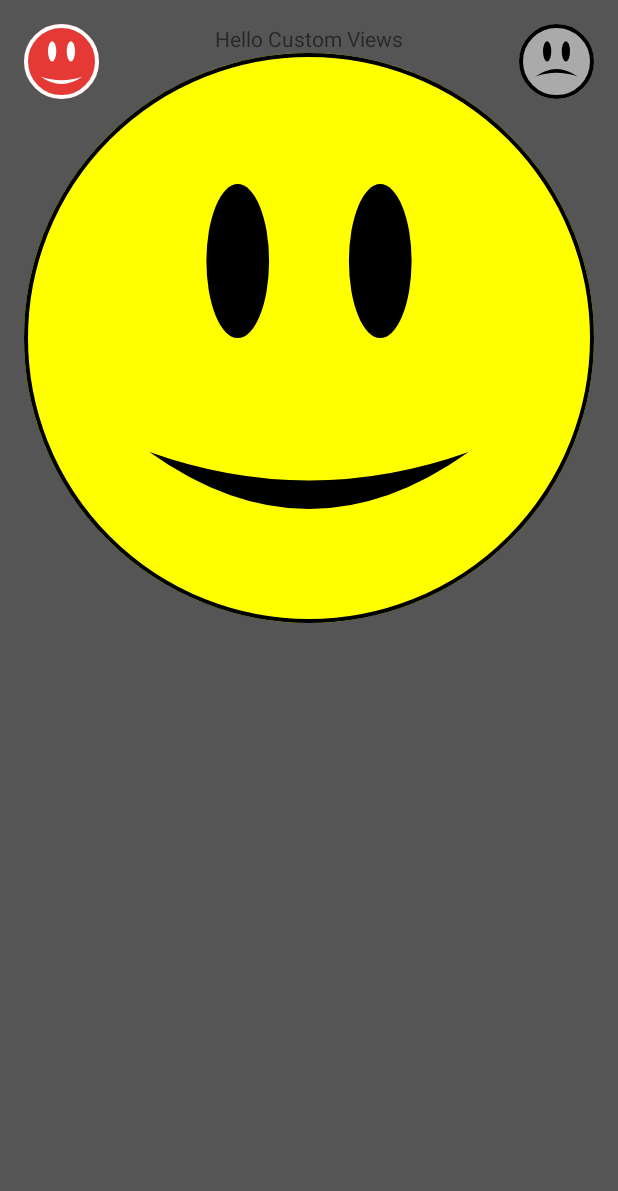
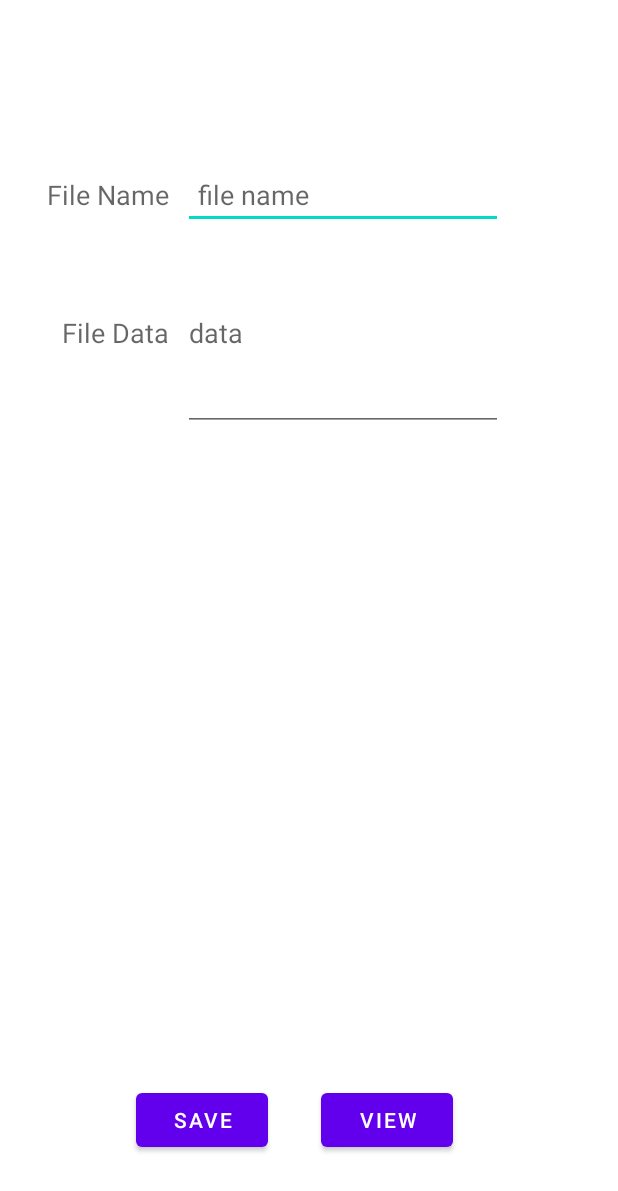
Before and after one commit to Shevy-D/Test, an Android app: the layout activity_main.xml on its own in the app's theme, with its tools: preview values and no code run, on a phone screen of 412 x 824 dp. Shown: the top 1191 px of the screen. Run offline under Robolectric (Android 15) with nearby library versions, the phone set to English and light mode, and no system bars.

Commit message:
Read and Write Internal Storage Example

```diff
--- a/app/src/main/java/com/shevy/test/MainActivity.kt
+++ b/app/src/main/java/com/shevy/test/MainActivity.kt
@@ -1,28 +1,65 @@
 package com.shevy.test
 
-import android.annotation.SuppressLint
+import android.content.Context
 import android.os.Bundle
+import android.widget.Toast
 import androidx.appcompat.app.AppCompatActivity
 import com.shevy.test.databinding.ActivityMainBinding
+import java.io.*
 
 class MainActivity : AppCompatActivity() {
 
     private lateinit var binding: ActivityMainBinding
 
-    @SuppressLint("UseCompatLoadingForDrawables")
     override fun onCreate(savedInstanceState: Bundle?) {
         super.onCreate(savedInstanceState)
         binding = ActivityMainBinding.inflate(layoutInflater).apply { setContentView(root) }
 
-        title = "Emotional Face"
-        supportActionBar?.setBackgroundDrawable(getDrawable(R.color.colorPrimary))
+        val fileName = binding.editFile
+        val fileData = binding.editData
 
-        binding.happyButton.setOnClickListener {
-            binding.emotionalFaceView.happinessState = EmotionalFaceView.HAPPY
+        binding.btnSave.setOnClickListener {
+            val file:String = fileName.text.toString()
+            val data:String = fileData.text.toString()
+            val fileOutputStream: FileOutputStream
+            try {
+                fileOutputStream = openFileOutput(file, Context.MODE_PRIVATE)
+                fileOutputStream.write(data.toByteArray())
+            } catch (e: FileNotFoundException){
+                e.printStackTrace()
+            }catch (e: NumberFormatException){
+                e.printStackTrace()
+            }catch (e: IOException){
+                e.printStackTrace()
+            }catch (e: Exception){
+                e.printStackTrace()
+            }
+            Toast.makeText(applicationContext,"Data save",Toast.LENGTH_LONG).show()
+            fileName.text.clear()
+            fileData.text.clear()
         }
 
-        binding.sadButton.setOnClickListener{
-            binding.emotionalFaceView.happinessState = EmotionalFaceView.SAD
+        binding.btnView.setOnClickListener {
+            val filename = fileName.text.toString()
+            if(filename.trim()!=""){
+                var fileInputStream: FileInputStream? = null
+                fileInputStream = openFileInput(filename)
+                val inputStreamReader = InputStreamReader(fileInputStream)
+                val bufferedReader = BufferedReader(inputStreamReader)
+                val stringBuilder: StringBuilder = StringBuilder()
+                var text: String? = null
+                while (run {
+                        text = bufferedReader.readLine()
+                        text
+                    } != null) {
+                    stringBuilder.append(text)
+                }
+                //Displaying data on EditText
+                fileData.setText(stringBuilder.toString()).toString()
+            }else{
+                Toast.makeText(applicationContext,"File name cannot be blank",Toast.LENGTH_LONG).show()
+            }
         }
+
     }
 }
--- a/app/src/main/res/layout/activity_main.xml
+++ b/app/src/main/res/layout/activity_main.xml
@@ -4,48 +4,80 @@
     xmlns:tools="http://schemas.android.com/tools"
     android:layout_width="match_parent"
     android:layout_height="match_parent"
-    android:background="@color/dark_grey"
-    android:padding="@dimen/screen_padding"
     tools:context="MainActivity">
 
+
     <TextView
-        android:id = "@+id/textView"
-        android:layout_width = "wrap_content"
-        android:layout_height = "wrap_content"
-        android:layout_alignParentTop = "true"
-        android:layout_centerHorizontal = "true"
-        android:text = "Hello Custom Views" />
-
-    <!--Full path for the cusom view -->
-    <com.shevy.test.EmotionalFaceView
-        android:id="@+id/emotionalFaceView"
-        android:layout_width="match_parent"
-        android:layout_height="match_parent"
-        android:layout_centerInParent="true"
-        android:layout_below="@+id/textView" />
-
-    <com.shevy.test.EmotionalFaceView
-        android:id="@+id/happyButton"
-        android:layout_width="@dimen/face_button_dimen"
-        android:layout_height="@dimen/face_button_dimen"
+        android:id="@+id/textView"
+        android:layout_width="wrap_content"
+        android:layout_height="wrap_content"
         android:layout_alignParentLeft="true"
         android:layout_alignParentStart="true"
-        app:borderColor="@color/white"
-        app:eyesColor="@color/white"
-        app:faceColor="@color/red"
-        app:mouthColor="@color/white"
-        app:state="happy" />
+        android:layout_alignParentTop="true"
+        android:layout_marginLeft="31dp"
+        android:layout_marginStart="31dp"
+        android:layout_marginTop="117dp"
+        android:text="File Name"
+        android:textAppearance="@style/Base.TextAppearance.AppCompat.Medium"/>
 
-    <com.shevy.test.EmotionalFaceView
-        android:id="@+id/sadButton"
-        android:layout_width="@dimen/face_button_dimen"
-        android:layout_height="@dimen/face_button_dimen"
-        android:layout_alignParentEnd="true"
-        android:layout_alignParentRight="true"
-        app:borderColor="@color/black"
-        app:eyesColor="@color/black"
-        app:faceColor="@color/light_grey"
-        app:mouthColor="@color/black"
-        app:state="sad" />
+    <EditText
+        android:id="@+id/editFile"
+        android:layout_width="wrap_content"
+        android:layout_height="wrap_content"
+        android:layout_alignBaseline="@+id/textView"
+        android:layout_alignBottom="@+id/textView"
+        android:layout_alignLeft="@+id/btnSave"
+        android:layout_alignStart="@+id/btnSave"
+        android:layout_marginLeft="31dp"
+        android:layout_marginStart="31dp"
+        android:ems="10"
+        android:paddingLeft="10dp"
+        android:inputType="textPersonName"
+        android:hint="file name" />
 
+    <TextView
+        android:id="@+id/textView2"
+        android:layout_width="wrap_content"
+        android:layout_height="wrap_content"
+        android:layout_alignEnd="@+id/textView"
+        android:layout_alignRight="@+id/textView"
+        android:layout_below="@+id/textView"
+        android:layout_marginTop="67dp"
+        android:text="File Data"
+        android:textAppearance="@style/Base.TextAppearance.AppCompat.Medium"/>
+
+    <EditText
+        android:id="@+id/editData"
+        android:layout_width="wrap_content"
+        android:layout_height="wrap_content"
+        android:layout_alignBaseline="@+id/textView2"
+        android:layout_alignBottom="@+id/textView2"
+        android:layout_alignLeft="@+id/editFile"
+        android:layout_alignStart="@+id/editFile"
+        android:ems="10"
+        android:lines="5"
+        android:hint="data" />
+
+    <Button
+        android:id="@+id/btnSave"
+        android:layout_width="wrap_content"
+        android:layout_height="wrap_content"
+        android:layout_alignLeft="@+id/textView2"
+        android:layout_alignParentBottom="true"
+        android:layout_alignStart="@+id/textView2"
+        android:layout_marginBottom="53dp"
+        android:layout_marginLeft="49dp"
+        android:layout_marginStart="49dp"
+        android:text="Save" />
+
+    <Button
+        android:id="@+id/btnView"
+        android:layout_width="wrap_content"
+        android:layout_height="wrap_content"
+        android:layout_alignEnd="@+id/editData"
+        android:layout_alignRight="@+id/editData"
+        android:layout_alignTop="@+id/btnSave"
+        android:layout_marginEnd="33dp"
+        android:layout_marginRight="33dp"
+        android:text="View" />
 </RelativeLayout>
```
